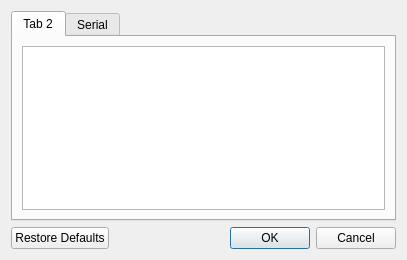
Qt form settingsdlg.ui (leidensj/BKVale) before a commit.
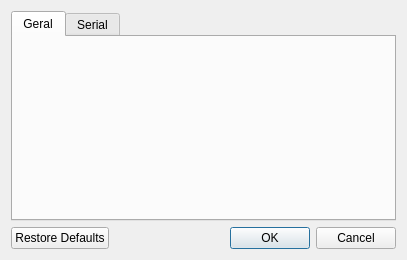
The same form after that commit. Icons and pictures are not drawn.

The edit to the form file:
```diff
--- a/settingsdlg.ui
+++ b/settingsdlg.ui
@@ -34,11 +34,11 @@
      </property>
      <widget class="QWidget" name="tab_2">
       <attribute name="title">
-       <string>Tab 2</string>
+       <string>Geral</string>
       </attribute>
       <layout class="QVBoxLayout" name="verticalLayout_3">
        <item>
-        <widget class="QListView" name="listView"/>
+        <layout class="QFormLayout" name="formLayout_2"/>
        </item>
       </layout>
      </widget>
```
Left out of the diff: 6 changed lines with no effect on the pictures.
